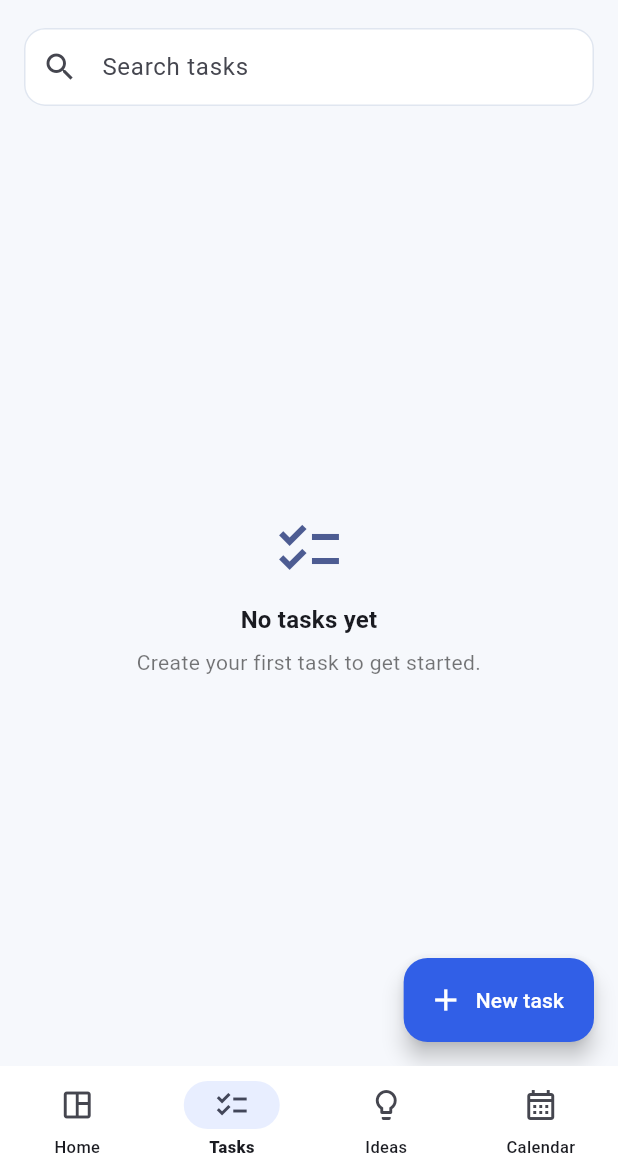
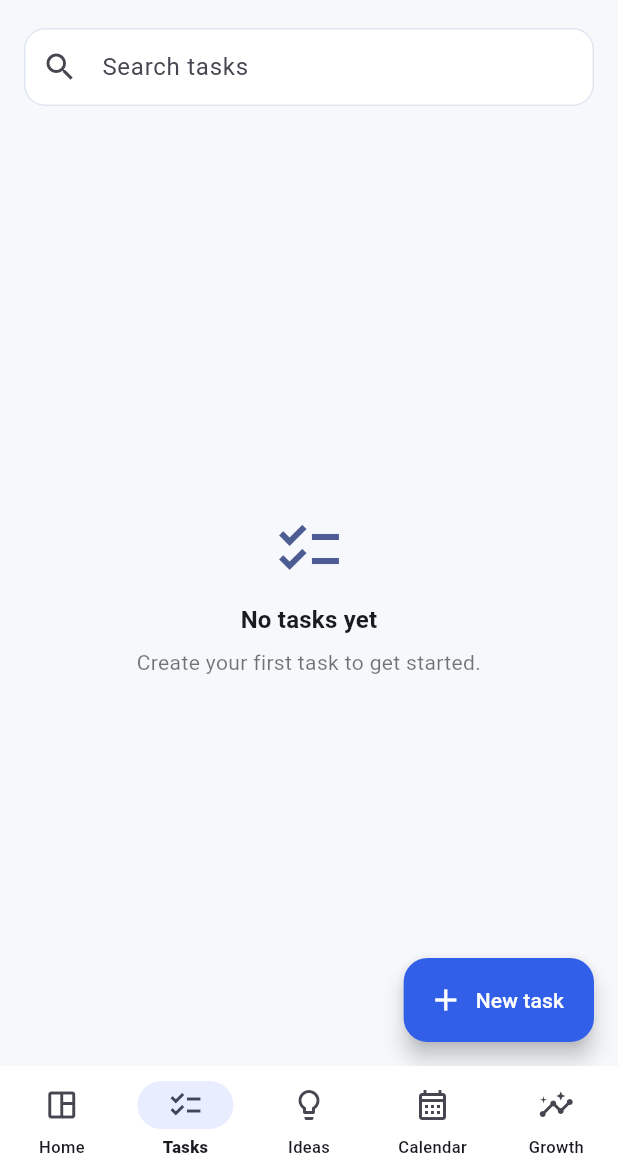
Before and after one commit to kiggundu256/LifeOs, a Flutter app: the screen it shows after launch, after a tap on "View tasks", on a phone screen of 412 x 824 dp, the part 62-1236 px from its top. Run offline on Flutter 3.47's test engine with Material 3 defaults, Android fonts, the phone set to English and light mode, and no system bars; our stand-ins replace sqflite; accounts and stored records are empty; statements that could not run were skipped.

Commit message:
Add Performance and Growth navigation

```diff
--- a/lib/main.dart
+++ b/lib/main.dart
@@ -2,6 +2,7 @@ import 'package:flutter/material.dart';
 
 import 'models/idea.dart';
 import 'models/life_task.dart';
+import 'screens/performance_screen.dart';
 import 'repositories/lifeos_repository.dart';
 
 void main() => runApp(const LifeOsApp());
@@ -65,6 +66,7 @@ class LifeOsShell extends StatefulWidget {
 class _LifeOsShellState extends State<LifeOsShell> {
   int _index = 0;
   final _homeKey = GlobalKey<_HomeScreenState>();
+  final _performanceKey = GlobalKey<PerformanceScreenState>();
   final _repository = LifeosRepository();
 
   @override
@@ -74,6 +76,7 @@ class _LifeOsShellState extends State<LifeOsShell> {
       TasksScreen(repository: _repository),
       IdeasScreen(repository: _repository),
       CalendarScreen(repository: _repository),
+      PerformanceScreen(key: _performanceKey, repository: _repository),
     ];
     return Scaffold(
       body: SafeArea(child: IndexedStack(index: _index, children: pages)),
@@ -82,12 +85,14 @@ class _LifeOsShellState extends State<LifeOsShell> {
         onDestinationSelected: (value) {
           setState(() => _index = value);
           if (value == 0) _homeKey.currentState?.refreshData();
+          if (value == 4) _performanceKey.currentState?.refreshData();
         },
         destinations: const [
           NavigationDestination(icon: Icon(Icons.space_dashboard_outlined), selectedIcon: Icon(Icons.space_dashboard), label: 'Home'),
           NavigationDestination(icon: Icon(Icons.checklist_outlined), selectedIcon: Icon(Icons.checklist), label: 'Tasks'),
           NavigationDestination(icon: Icon(Icons.lightbulb_outline), selectedIcon: Icon(Icons.lightbulb), label: 'Ideas'),
           NavigationDestination(icon: Icon(Icons.calendar_month_outlined), selectedIcon: Icon(Icons.calendar_month), label: 'Calendar'),
+          NavigationDestination(icon: Icon(Icons.insights_outlined), selectedIcon: Icon(Icons.insights), label: 'Growth'),
         ],
       ),
     );
```
